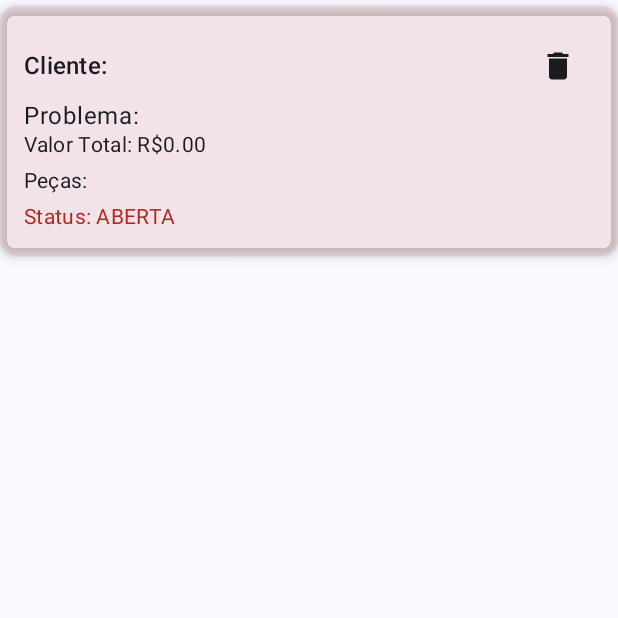
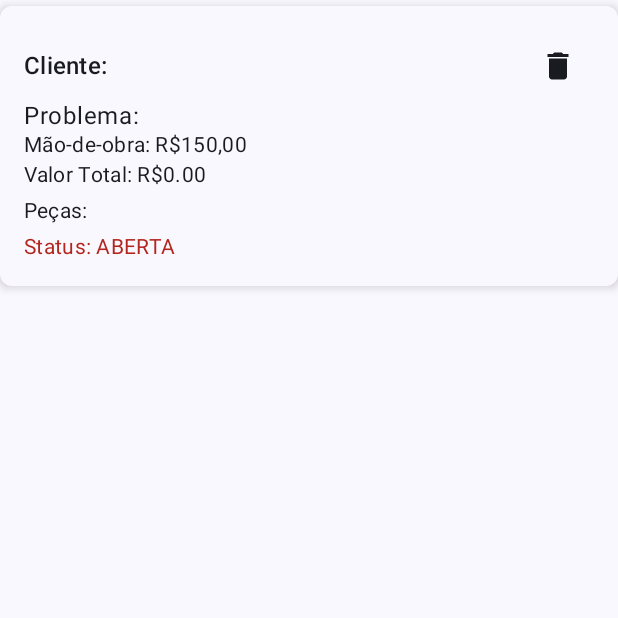
Before and after one commit to LucasCadaval/OficinaApp, an Android app built with Jetpack Compose: the composable OrdemServicoCard shown on its own in the app's theme, on a phone screen of 412 x 824 dp, the top half of it. Run offline under Robolectric (Android 15) with nearby library versions, the phone set to English and light mode, and no system bars.

Commit message:
Visual mais clean para ordens de serviço

```diff
--- a/app/src/main/java/com/example/oficina/ui/ordens/OrdemServicoCard.kt
+++ b/app/src/main/java/com/example/oficina/ui/ordens/OrdemServicoCard.kt
@@ -2,12 +2,14 @@ package com.example.oficina.ui.ordens
 
 import androidx.compose.foundation.clickable
 import androidx.compose.foundation.layout.*
+import androidx.compose.foundation.shape.RoundedCornerShape
 import androidx.compose.material.icons.Icons
 import androidx.compose.material.icons.filled.Delete
 import androidx.compose.material3.*
 import androidx.compose.runtime.Composable
 import androidx.compose.ui.Alignment
 import androidx.compose.ui.Modifier
+import androidx.compose.ui.graphics.Color
 import androidx.compose.ui.unit.dp
 import com.example.oficina.models.OrdemServico
 import com.example.oficina.models.Status
@@ -20,7 +22,7 @@ fun OrdemServicoCard(
 ) {
     val corStatus = when (ordem.status) {
         Status.ABERTA -> MaterialTheme.colorScheme.error.copy(alpha = 0.1f)
-        Status.FINALIZADA -> MaterialTheme.colorScheme.primary.copy(alpha = 0.1f)
+        Status.FINALIZADA -> Color.Green.copy(alpha = 0.1f)
     }
 
     Card(
@@ -28,8 +30,9 @@ fun OrdemServicoCard(
             .fillMaxWidth()
             .padding(vertical = 4.dp)
             .clickable { onEdit() },
-        colors = CardDefaults.cardColors(containerColor = corStatus),
-        elevation = CardDefaults.cardElevation(defaultElevation = 4.dp)
+        shape = RoundedCornerShape(8.dp),
+        elevation = CardDefaults.cardElevation(defaultElevation = 4.dp),
+        colors = CardDefaults.cardColors(containerColor = MaterialTheme.colorScheme.surface)
     ) {
         Column(modifier = Modifier.padding(16.dp)) {
             Row(
@@ -53,6 +56,10 @@ fun OrdemServicoCard(
                 style = MaterialTheme.typography.bodyLarge
             )
             Text(
+                text = "Mão-de-obra: R$150,00",
+                style = MaterialTheme.typography.bodyMedium
+            )
+            Text(
                 text = "Valor Total: R$${String.format("%.2f", ordem.valorTotal)}",
                 style = MaterialTheme.typography.bodyMedium
             )
@@ -70,7 +77,7 @@ fun OrdemServicoCard(
                 style = MaterialTheme.typography.bodyMedium,
                 color = when (ordem.status) {
                     Status.ABERTA -> MaterialTheme.colorScheme.error
-                    Status.FINALIZADA -> MaterialTheme.colorScheme.primary
+                    Status.FINALIZADA -> Color.Green
                 }
             )
         }
```
